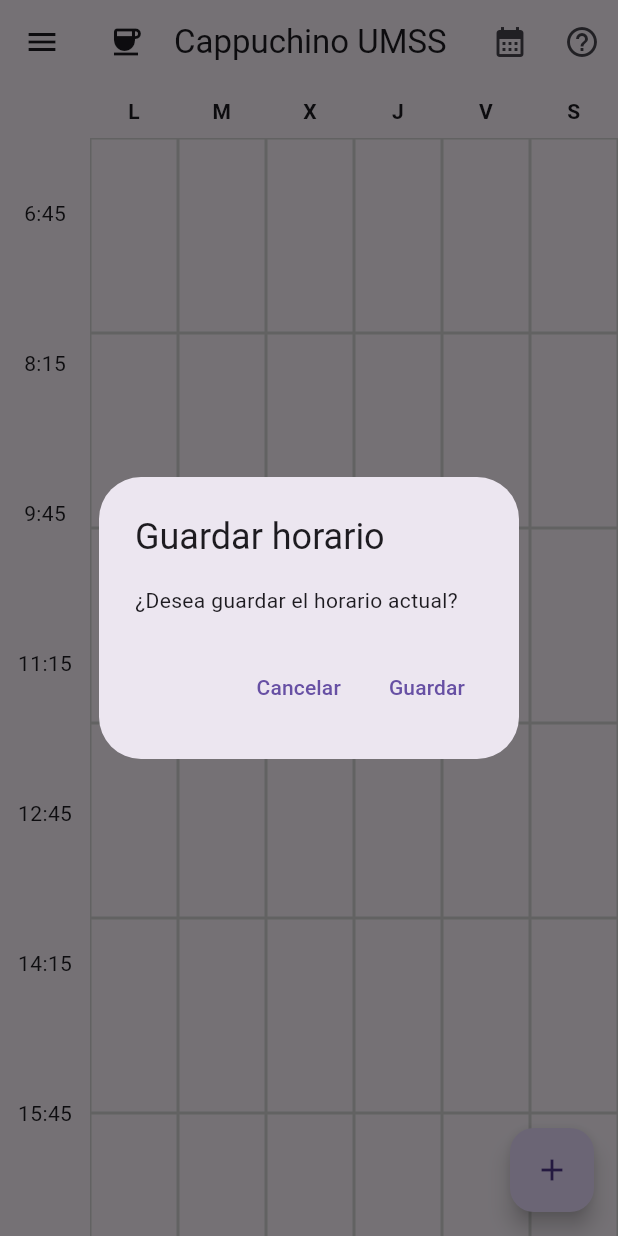
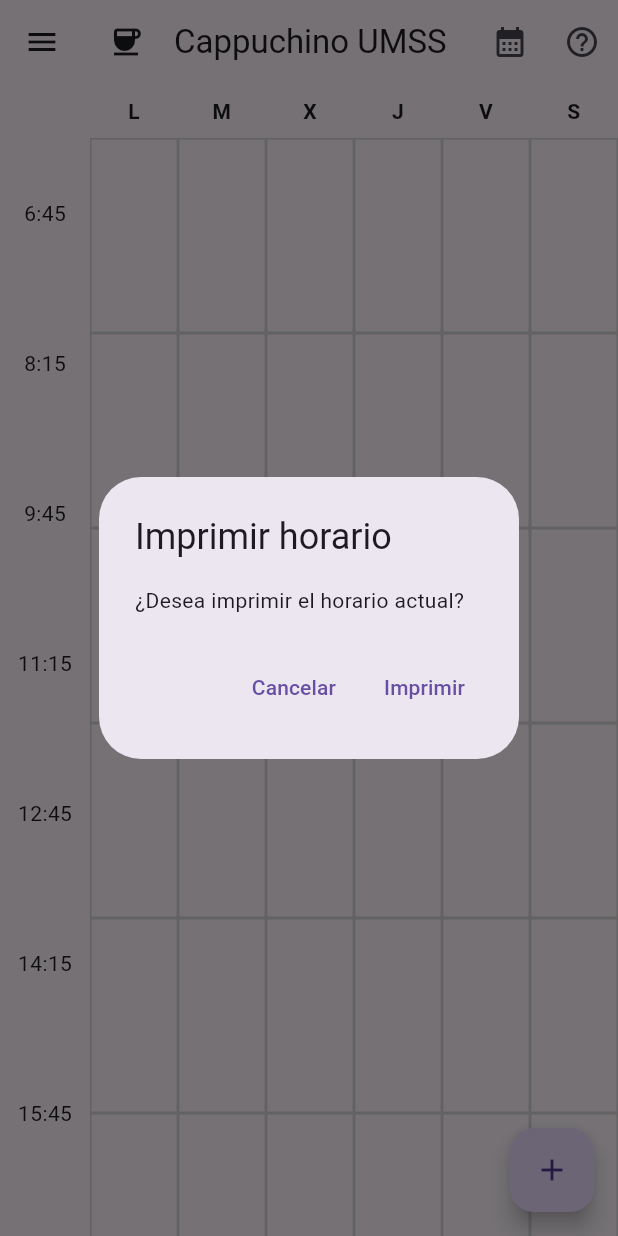
Before and after one commit to Anstayker/FCyT_Calendar, a Flutter app: the screen it shows after launch, after a tap on the "add" icon, after a tap on the "print" icon, on a phone screen of 412 x 824 dp. Run offline on Flutter 3.47's test engine with Material 3 defaults, Android fonts, the phone set to English and light mode, and no system bars; our stand-ins replace bloc, dartz, equatable, flutter_bloc, get_it, pdf and 1 more.

Commit message:
print functionallity

```diff
--- /dev/null
+++ b/lib/feature/calendar/presentation/widgets/dialog_print.dart
@@ -0,0 +1,64 @@
+import 'package:flutter/material.dart';
+import 'package:printing/printing.dart';
+import 'package:pdf/pdf.dart';
+import 'package:pdf/widgets.dart' as pw;
+
+class DialogPrint extends StatelessWidget {
+  const DialogPrint({super.key});
+
+  @override
+  Widget build(BuildContext context) {
+    return AlertDialog(
+      title: const Text('Imprimir horario'),
+      content: const Text('¿Desea imprimir el horario actual?'),
+      actions: [
+        TextButton(
+          onPressed: () {
+            Navigator.of(context).pop();
+          },
+          child: const Text('Cancelar'),
+        ),
+        TextButton(
+          onPressed: () async {
+            await _printSchedule();
+            // ignore: use_build_context_synchronously
+            ScaffoldMessenger.of(context).showSnackBar(
+              const SnackBar(
+                content: Text('Horario impreso correctamente'),
+              ),
+            );
+            // ignore: use_build_context_synchronously
+            Navigator.of(context).pop();
+          },
+          child: const Text('Imprimir'),
+        ),
+      ],
+    );
+  }
+
+  Future<void> _printSchedule() async {
+    final pdf = pw.Document();
+
+    pdf.addPage(
+      pw.Page(
+        build: (pw.Context context) {
+          // una tabla con datos de prueba para impirimir
+          // ignore: deprecated_member_use
+          return pw.Table.fromTextArray(
+            context: context,
+            data: <List<String>>[
+              <String>['Lunes', 'Martes', 'Miércoles', 'Jueves', 'Viernes'],
+              <String>['Clase 1', '', 'Clase 3', 'Clase 4', ''],
+              <String>['Clase 6', 'Clase 7', '', 'Clase 9', 'Clase 10'],
+              <String>['', '', 'Clase 13', 'Clase 14', ''],
+            ],
+          );
+        },
+      ),
+    );
+
+    await Printing.layoutPdf(
+      onLayout: (PdfPageFormat format) async => pdf.save(),
+    );
+  }
+}
--- a/lib/feature/calendar/presentation/widgets/dialog_save.dart
+++ b/lib/feature/calendar/presentation/widgets/dialog_save.dart
@@ -17,6 +17,11 @@ class DialogSave extends StatelessWidget {
         ),
         TextButton(
           onPressed: () {
+            ScaffoldMessenger.of(context).showSnackBar(
+              const SnackBar(
+                content: Text('Horario guardado correctamente'),
+              ),
+            );
             Navigator.of(context).pop();
           },
           child: const Text('Guardar'),
--- a/lib/feature/calendar/presentation/widgets/mobile_fab.dart
+++ b/lib/feature/calendar/presentation/widgets/mobile_fab.dart
@@ -18,18 +18,18 @@ class MobileFab extends StatelessWidget {
       alignment: Alignment.bottomRight,
       children: [
         if (showAdditionalFabs) ...[
-          additionalFab(
-              Icons.print_outlined, 80, 'Imprimir', context, onMainFabPressed),
-          additionalFab(
-              Icons.save_outlined, 150, 'Guardar', context, onMainFabPressed),
-          additionalFab(
-              Icons.map_outlined, 220, 'Mapa', context, onMainFabPressed),
+          additionalFab(Icons.print_outlined, 80, 'Imprimir', context,
+              onMainFabPressed, const DialogPrint()),
+          additionalFab(Icons.save_outlined, 150, 'Guardar', context,
+              onMainFabPressed, const DialogSave()),
+          additionalFab(Icons.map_outlined, 220, 'Mapa', context,
+              onMainFabPressed, const DialogMap()),
           additionalFab(Icons.lightbulb_outline, 290, 'Sugerir horario',
-              context, onMainFabPressed),
+              context, onMainFabPressed, const DialogInProgress()),
           additionalFab(Icons.color_lens_outlined, 360, 'Cambiar colores',
-              context, onMainFabPressed),
+              context, onMainFabPressed, const DialogInProgress()),
           additionalFab(Icons.info_outline, 430, 'Información', context,
-              onMainFabPressed),
+              onMainFabPressed, const DialogInProgress()),
         ],
         mainFab(),
       ],
@@ -37,7 +37,7 @@ class MobileFab extends StatelessWidget {
   }
 
   Widget additionalFab(IconData icon, double bottomPadding, String text,
-      BuildContext context, VoidCallback onPressed) {
+      BuildContext context, VoidCallback onPressed, Widget dialog) {
     return Padding(
       padding: EdgeInsets.only(bottom: bottomPadding, right: 4),
       child: Row(
@@ -53,8 +53,7 @@ class MobileFab extends StatelessWidget {
             mini: true,
             onPressed: () {
               onPressed();
-              showDialog(
-                  context: context, builder: (context) => const DialogSave());
+              showDialog(context: context, builder: (context) => dialog);
             },
             child: Icon(icon),
           ),
--- a/lib/feature/calendar/presentation/widgets/widgets_export_calendar.dart
+++ b/lib/feature/calendar/presentation/widgets/widgets_export_calendar.dart
@@ -8,3 +8,6 @@ export 'mobile_fab.dart';
 export 'web_side_bar.dart';
 export 'dialog_save.dart';
 export 'web_calendar.dart';
+export 'dialog_map.dart';
+export 'dialog_print.dart';
+export 'dialog_in_progress.dart';
--- a/pubspec.yaml
+++ b/pubspec.yaml
@@ -19,6 +19,9 @@ dependencies:
   bloc: ^8.1.4
   # GetIt for dependency injection
   get_it: ^8.0.3
+  # Printing
+  printing: ^5.13.4
+  pdf: ^3.11.1
 
   flutter:
     sdk: flutter
```
Also changed, not shown: lib/feature/calendar/presentation/widgets/dialog_in_progress.dart (added, +22 -0 lines), lib/feature/calendar/presentation/widgets/dialog_map.dart (added, +21 -0 lines), lib/feature/calendar/presentation/widgets/web_calendar.dart (+9 -11 lines), lib/feature/calendar/presentation/widgets/web_side_bar.dart (+7 -8 lines), 6 other files.
